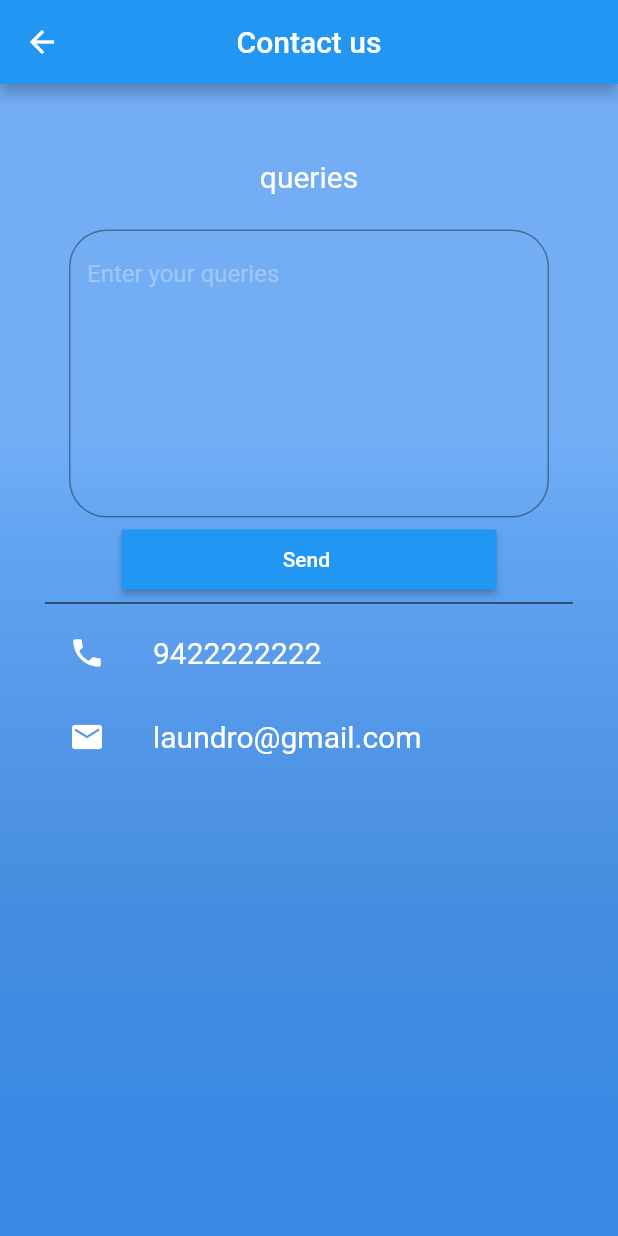
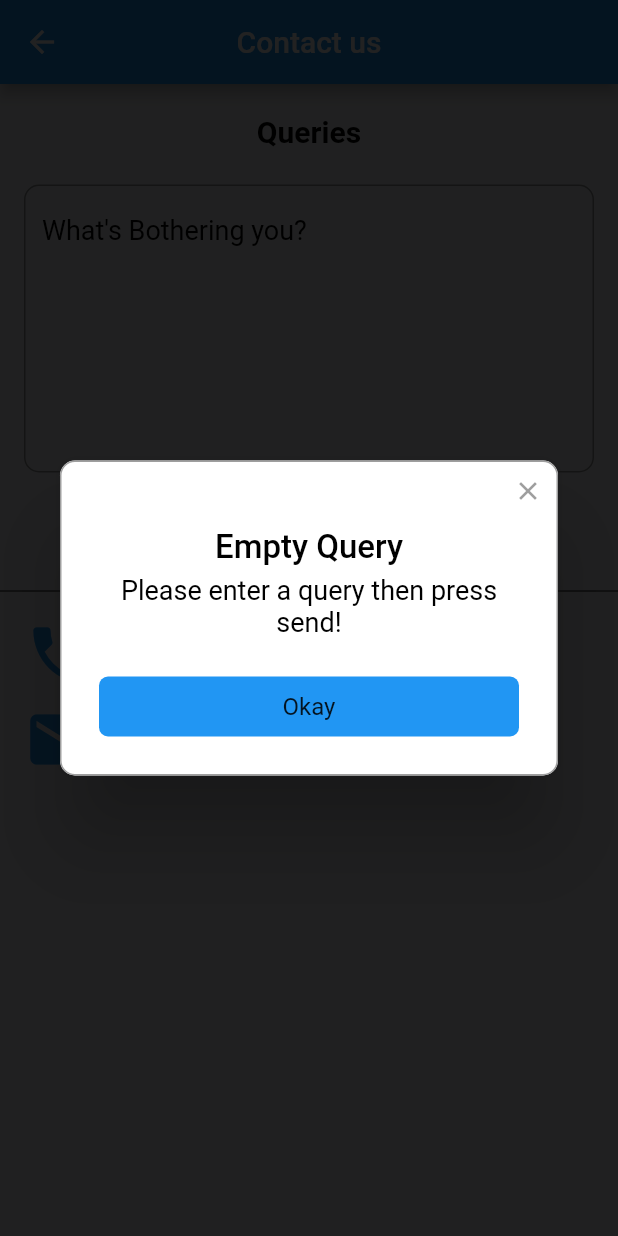
Before and after one commit to abhishekmahajan98/laundro, a Flutter app: the ContactUs screen opened by its route, after a tap on "Send", on a phone screen of 412 x 824 dp. Run offline on Flutter 3.47's test engine with Material 2 defaults, Android fonts, the light colour scheme and no system bars; drawn by our look-alikes of rflutter_alert; our stand-ins replace carousel_pro, cloud_firestore, firebase_auth, font_awesome_flutter, google_sign_in, modal_progress_hud and 1 more; missing offline and left inert: razorpay_flutter; accounts and stored records are empty; Roboto replaces fonts that are missing (OpenSans).

Commit message:
UI improvements

```diff
--- a/lib/components/check_numeric.dart
+++ b/lib/components/check_numeric.dart
@@ -1,9 +1,9 @@
 bool isNumeric(String str) {
   try{
     var value = double.parse(str);
+    print("value "+value.toString()+"is numeric!");
   } on FormatException {
     return false;
-  } finally {
-    return true;
   }
+  return true;
 }
--- a/lib/components/menu.dart
+++ b/lib/components/menu.dart
@@ -122,6 +122,10 @@ class _MenuState extends State<Menu> {
   @override
   Widget build(BuildContext context) {
     return Scaffold(
+      appBar: AppBar(
+        title: Text(widget.tag),
+        centerTitle: true,
+      ),
         body: SafeArea(
             child: _menuItems.length == 0
                 ? Center(child: CircularProgressIndicator())
--- a/lib/components/side_drawer.dart
+++ b/lib/components/side_drawer.dart
@@ -53,7 +53,9 @@ class _SideDrawerState extends State<SideDrawer> {
             ),
           ),
           InkWell(
-            onTap: () {},
+            onTap: () {
+              Navigator.pushNamed(context, '/previous_orders_page');
+            },
             child: ListTile(
               title: Text('Previous Orders'),
               leading: Icon(
@@ -78,7 +80,7 @@ class _SideDrawerState extends State<SideDrawer> {
             height: 5,
           ),
           InkWell(
-            onTap: (){},
+            onTap: ()=>Navigator.pushNamed(context, '/about_page'),
             child: ListTile(
               title: Text('About us'),
               leading: Icon(
--- a/lib/constants.dart
+++ b/lib/constants.dart
@@ -62,3 +62,13 @@ final kCategoryTextStyle = TextStyle(
   fontSize: 18,
   fontFamily: 'OpenSans',
 );
+const kTitleTextStyle = TextStyle(
+  color: Colors.black,
+  fontWeight: FontWeight.bold,
+  fontSize: 20,
+);
+const kBlackLabelTextStyle = TextStyle(
+  color: Colors.black,
+  fontWeight: FontWeight.normal,
+  fontSize: 18.0,
+);
--- a/lib/pages/cart_page.dart
+++ b/lib/pages/cart_page.dart
@@ -145,6 +145,10 @@ class _CartPageState extends State<CartPage> {
   @override
   Widget build(BuildContext context) {
     return Scaffold(
+      appBar: AppBar(
+        title: Text('Cart'),
+        centerTitle: true,
+      ),
         body: SafeArea(
             child: Container(
                 child: items.length == 0
--- a/lib/pages/contact_us.dart
+++ b/lib/pages/contact_us.dart
@@ -1,5 +1,8 @@
 import 'package:flutter/material.dart';
 import 'package:cloud_firestore/cloud_firestore.dart';
+import 'package:laundro/constants.dart';
+import 'package:laundro/model/user_model.dart';
+import 'package:rflutter_alert/rflutter_alert.dart';
 
 class ContactUs extends StatefulWidget {
   @override
@@ -17,38 +20,19 @@ class _ContactUsState extends State<ContactUs> {
         title: Text('Contact us'),
         centerTitle: true,
       ),
-      body: Stack(
-        children: <Widget>[
-          Container(
-            height: double.infinity,
-            width: double.infinity,
+      body: Container(
+
         decoration: BoxDecoration(
-              gradient: LinearGradient(
-                begin: Alignment.topCenter,
-                end: Alignment.bottomCenter,
-                colors: [
-                  Color(0xFF73AEF5),
-                  Color(0xFF61A4F1),
-                  Color(0xFF478DE0),
-                  Color(0xFF398AE5),
-                ],
-                stops: [0.3, 0.4, 0.7, 0.9],
+          color: Color(0xfff2f3f7),
         ),
-            ),
-          ),
-          Container(
-            margin: EdgeInsets.all(30),
         child: Column(
           children: <Widget>[
             SizedBox(
               height: 20,
             ),
             Text(
-                  'queries',
-                  style: TextStyle(
-                    color: Colors.white,
-                    fontSize: 20.0,
-                  ),
+              'Queries',
+              style: kTitleTextStyle,
             ),
             SizedBox(
               height: 20,
@@ -57,15 +41,16 @@ class _ContactUsState extends State<ContactUs> {
               title: TextField(
                 keyboardType: TextInputType.text,
                 decoration: InputDecoration(
-                        hintText: "Enter your queries",
-                        hintStyle: TextStyle(color: Colors.white30),
+                  hintText: "What's Bothering you?",
+                  hintStyle: kBlackLabelTextStyle,
                   border: OutlineInputBorder(
-                            borderRadius:
-                                BorderRadius.all(new Radius.circular(25.0))),
-                        labelStyle: TextStyle(color: Colors.white)),
+                    borderRadius:BorderRadius.all(new Radius.circular(10.0))
+                    ),
+                  labelStyle: TextStyle(color: Colors.black),
+                ),
                 maxLines: 8,
                 style: TextStyle(
-                      color: Colors.white,
+                  color: Colors.black,
                 ),
                 onChanged: (value) {
                   setState(() {
@@ -74,58 +59,95 @@ class _ContactUsState extends State<ContactUs> {
                 },
               ),
             ),
-                ButtonTheme(
-                  minWidth: 250.0,
-                  height: 40.0,
+            SizedBox(
+              height: 10,
+            ),
+            Container(
+              width: 300,
+              height: 50,
               child: RaisedButton(
+                color: Colors.blue,
+                child: Text(
+                  "Send",
+                  style: kCategoryTextStyle,
+                ),
                 onPressed: () {
+                  if(message!=""){
                     print(message);
+                    try{
                       _firestore.collection('queries').add({
+                        'uid':User.uid,
+                        'name':User.displayName,
+                        'email':User.email,
                         'message': message,
                       });
+                    }
+                    catch(e){
+                      print(e);
+                    }
+
+                  Alert(
+                    context: context,
+                    title: 'Query Registered!!',
+                    desc:
+                        'Thank you for using our application and giving us valuable feedback!\n We will work on the issue occured and get back to you as soon as possible.',
+                    buttons: [
+                      DialogButton(
+                        child: Text('Okay'),
+                        onPressed: () {
+                          Navigator.pop(context);
+                          Navigator.pop(context);
                         },
-                    color: Colors.blue,
-                    child: Text(
-                      "Send ",
-                      style: TextStyle(color: Colors.white),
+                      ),
+                    ]).show();
+                  }
+                  else{
+                    Alert(
+                    context: context,
+                    title: 'Empty Query',
+                    desc:'Please enter a query then press send!',
+                    buttons: [
+                      DialogButton(
+                        child: Text('Okay'),
+                        onPressed: () {
+                          Navigator.pop(context);
+                        },
+                      ),
+                    ]).show();
+                  }
+                },
               ),
             ),
-                ),
+
             Divider(
               color: Colors.black,
-                  height: 10,
+              height: 30,
             ),
             ListTile(
               leading: Icon(
                 Icons.phone,
-                    color: Colors.white,
+                color: Colors.blue,
+                size: 50,
               ),
               title: Text(
-                    "9422222222",
-                    style: TextStyle(
-                      color: Colors.white,
-                      fontSize: 20.0,
-                    ),
+                "8800418884",
+                style: kCategoryTextStyle,
               ),
             ),
             ListTile(
               leading: Icon(
                 Icons.email,
-                    color: Colors.white,
+                color: Colors.blue,
+                size: 50,
               ),
               title: Text(
                 "laundro@gmail.com",
-                    style: TextStyle(
-                      color: Colors.white,
-                      fontSize: 20.0,
-                    ),
+                style: kCategoryTextStyle,
               ),
             ),
           ],
         ),
       ),
-        ],
-      ),
     );
   }
 }
--- a/lib/pages/user_initial_details_page.dart
+++ b/lib/pages/user_initial_details_page.dart
@@ -5,7 +5,6 @@ import 'package:laundro/constants.dart';
 import 'package:laundro/model/user_model.dart';
 import 'package:rflutter_alert/rflutter_alert.dart';
 import 'package:shared_preferences/shared_preferences.dart';
-import 'package:cloud_firestore/cloud_firestore.dart';
 
 class UserDetailsPage extends StatefulWidget {
   @override
```
Also changed, not shown: lib/components/home_carousel.dart (added, +31 -0 lines), lib/components/square_button.dart (added, +49 -0 lines), lib/pages/about_page.dart (+8 -23 lines), lib/pages/donation_page.dart (added, +23 -0 lines), lib/pages/home_page.dart (+39 -102 lines), lib/pages/logo_splash.dart (+3 -12 lines), lib/pages/my_account.dart (+39 -30 lines), lib/pages/previous_orders_page.dart (added, +22 -0 lines), lib/route.dart (+7 -1 lines), images/app_logo/LOGO1.png (added), images/app_logo/LOGO2.png (added), images/app_logo/LOGO3.jpg (added), images/cloth_donate.png (added), pubspec.lock, 6 other files. Lines whose indentation alone changed are shown as unchanged.
